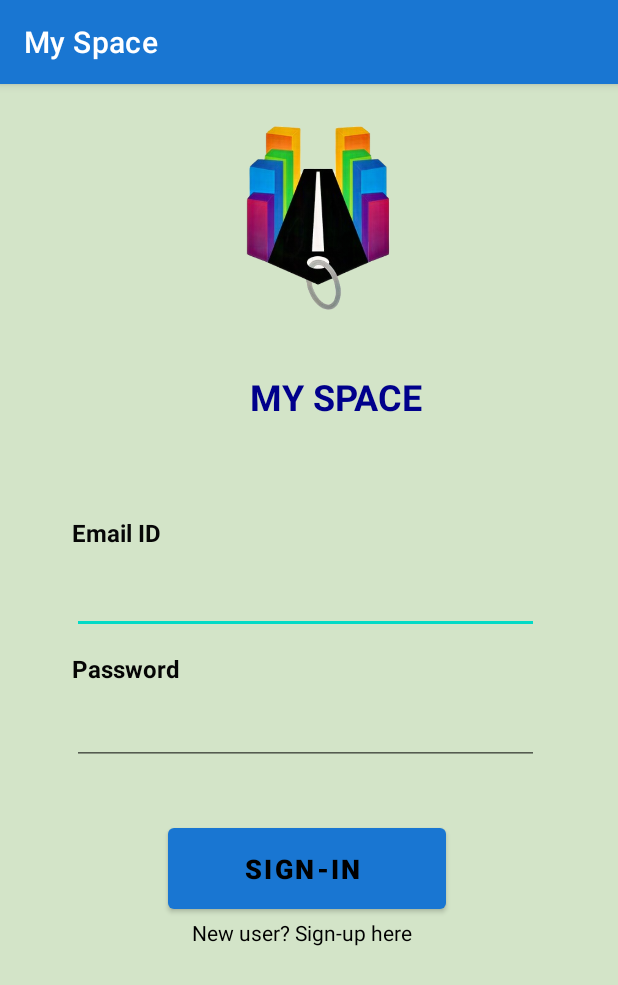
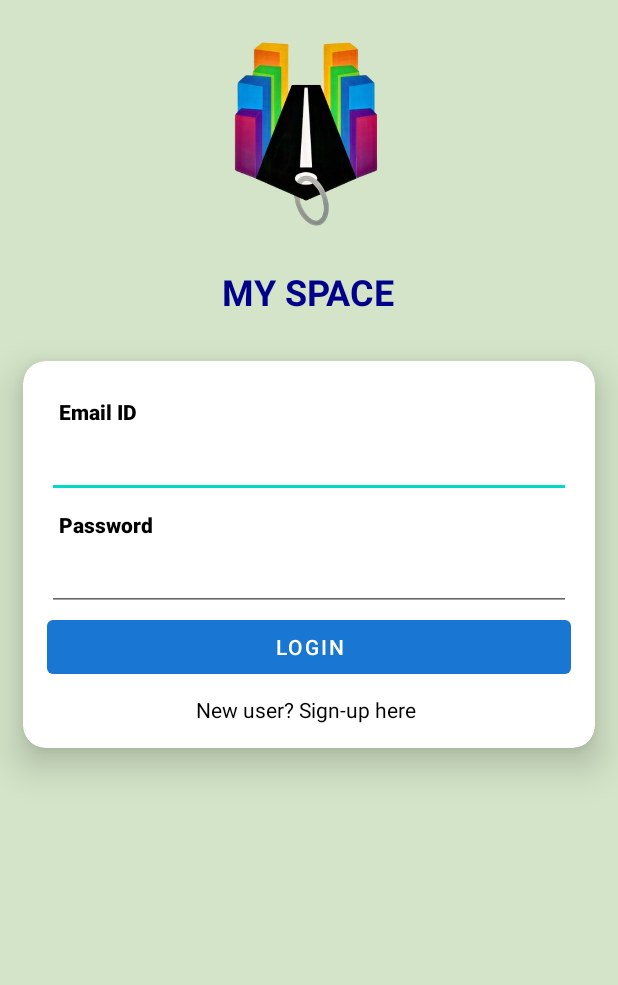
Before and after one commit to VrushaParikh/MySpaceVendor, an Android app: the screen it shows after launch (LoginActivity), on a phone screen of 412 x 824 dp. Shown: the top 985 px of the screen. Run offline under Robolectric (Android 15) with nearby library versions, the phone set to English and light mode, and no system bars.

Commit message:
Day -2 Login And Register Done.

```diff
--- a/app/src/main/java/com/example/myspace2/Network/Api.java
+++ b/app/src/main/java/com/example/myspace2/Network/Api.java
@@ -17,4 +17,15 @@ public interface Api {
     Call<ServerResponse> login(
             @Field("email") String email,
             @Field("password") String password);
+
+    @FormUrlEncoded
+    @POST(my_url + "register")
+    Call<ServerResponse> register(
+            @Field("fname") String fname,
+            @Field("email") String email,
+            @Field("category") String category,
+            @Field("dob") String dob,
+            @Field("phno") String phno,
+            @Field("pwd") String pwd,
+            @Field("ad_no") String ad_no);
 }
--- a/app/src/main/java/com/example/myspace2/ui/LoginActivity.java
+++ b/app/src/main/java/com/example/myspace2/ui/LoginActivity.java
@@ -45,16 +45,12 @@ public class LoginActivity extends AppCompatActivity {
     private void init() {
 
 
-
-        binding.button.setOnClickListener(new View.OnClickListener() {
-            @Override
-            public void onClick(View view) {
+        binding.login.setOnClickListener(view -> {
 
             email = binding.edtEmail.getText().toString().trim();
             password = binding.edtPwd.getText().toString().trim();
 
             Log.d(TAG, "init: " + binding.edtEmail.getText().toString().trim() + "----" + binding.edtPwd.getText().toString().trim());
-
 
 
             if (TextUtils.isEmpty(email) || TextUtils.isEmpty(password)) {
@@ -63,7 +59,6 @@ public class LoginActivity extends AppCompatActivity {
             }
 
             doLogin(email, password);
-            }
         });
 
 
@@ -92,13 +87,7 @@ public class LoginActivity extends AppCompatActivity {
 
     private void clickListener() {
 
-        binding.signup.setOnClickListener(new View.OnClickListener() {
-            @Override
-            public void onClick(View v) {
-
-                openActivity(RegistrationActivity.class);
-            }
-        });
+        binding.signup.setOnClickListener(v -> openActivity(RegistrationActivity.class));
     }
 
 
@@ -106,5 +95,5 @@ public class LoginActivity extends AppCompatActivity {
         Intent intent = new Intent(context, aclass);
         startActivity(intent);
     }
-//da82092aa93166b007c074cc7da738a27b81e4d7
+
 }
--- a/app/src/main/java/com/example/myspace2/utils/Config.java
+++ b/app/src/main/java/com/example/myspace2/utils/Config.java
@@ -7,8 +7,7 @@ public class Config {
 
     public static int user_id = -1;
 
-    //    public static String url = "http://192.168.0.104/";
-    public static String url = "http://192.168.43.61/myspace/api/";
+    public static String url = "http://192.168.137.1/myspace/api/";
 //    public static String imageUrl = url + "storage/";
 
     public static void showToast(Context context, String msg) {
--- a/app/src/main/res/layout/activity_login.xml
+++ b/app/src/main/res/layout/activity_login.xml
@@ -1,5 +1,5 @@
 <?xml version="1.0" encoding="utf-8"?>
-<androidx.constraintlayout.widget.ConstraintLayout xmlns:android="http://schemas.android.com/apk/res/android"
+<RelativeLayout xmlns:android="http://schemas.android.com/apk/res/android"
     xmlns:app="http://schemas.android.com/apk/res-auto"
     xmlns:tools="http://schemas.android.com/tools"
     android:layout_width="match_parent"
@@ -11,103 +11,103 @@
         android:id="@+id/imageView"
         android:layout_width="300dp"
         android:layout_height="200dp"
+        android:layout_centerHorizontal="true"
         android:layout_marginStart="64dp"
-        android:layout_marginLeft="64dp"
         android:layout_marginTop="4dp"
-        app:layout_constraintStart_toStartOf="parent"
-        app:layout_constraintTop_toTopOf="parent"
         app:srcCompat="@drawable/finalogo" />
+
 
     <TextView
         android:id="@+id/textView"
         android:layout_width="222dp"
         android:layout_height="61dp"
+        android:layout_below="@id/imageView"
+        android:layout_centerHorizontal="true"
+        android:layout_marginTop="-40dp"
         android:gravity="center"
         android:text="MY SPACE"
         android:textColor="#00008B"
         android:textSize="24sp"
-        android:textStyle="bold"
-        app:layout_constraintBottom_toBottomOf="parent"
-        app:layout_constraintHorizontal_bias="0.597"
-        app:layout_constraintLeft_toLeftOf="parent"
-        app:layout_constraintRight_toRightOf="parent"
-        app:layout_constraintTop_toTopOf="parent"
-        app:layout_constraintVertical_bias="0.252" />
+        android:textStyle="bold" />
+
+
+    <com.google.android.material.card.MaterialCardView
+        android:layout_width="match_parent"
+        android:layout_height="wrap_content"
+        android:layout_below="@id/textView"
+        android:layout_margin="15dp"
+        android:padding="8dp"
+        app:cardCornerRadius="15dp"
+        app:cardElevation="15dp">
+
+
+        <LinearLayout
+            android:layout_width="match_parent"
+            android:layout_height="wrap_content"
+            android:layout_margin="8dp"
+            android:orientation="vertical"
+            android:padding="8dp">
+
 
             <TextView
                 android:id="@+id/textView2"
-        android:layout_width="106dp"
-        android:layout_height="37dp"
-        android:layout_marginStart="48dp"
-        android:layout_marginLeft="48dp"
-        android:layout_marginTop="84dp"
+                android:layout_width="match_parent"
+                android:layout_height="wrap_content"
+                android:padding="8dp"
                 android:text="Email ID"
-        android:textColor="#070707"
-        android:textSize="16sp"
-        android:textStyle="bold"
-        app:layout_constraintStart_toStartOf="parent"
-        app:layout_constraintTop_toBottomOf="@+id/imageView" />
+                android:textAppearance="@style/TextAppearance.AppCompat.Body2"
+                android:textColor="@color/colorBlack"
+                android:textStyle="bold" />
+
 
             <EditText
                 android:id="@+id/edt_email"
-        android:layout_width="311dp"
-        android:layout_height="41dp"
-        android:layout_marginStart="48dp"
-        android:layout_marginLeft="48dp"
+                android:layout_width="match_parent"
+                android:layout_height="wrap_content"
                 android:ems="10"
                 android:inputType="textEmailAddress"
-        app:layout_constraintStart_toStartOf="parent"
-        app:layout_constraintTop_toBottomOf="@+id/textView2" />
+                android:textAppearance="@style/TextAppearance.AppCompat.Body2" />
+
 
             <TextView
                 android:id="@+id/textView3"
-        android:layout_width="145dp"
-        android:layout_height="34dp"
-        android:layout_marginStart="48dp"
-        android:layout_marginLeft="48dp"
-        android:layout_marginTop="12dp"
+                android:layout_width="match_parent"
+                android:layout_height="wrap_content"
+                android:padding="8dp"
                 android:text="Password"
-        android:textColor="#050505"
-        android:textSize="16dp"
-        android:textStyle="bold"
-        app:layout_constraintStart_toStartOf="parent"
-        app:layout_constraintTop_toBottomOf="@+id/edt_email" />
+                android:textAppearance="@style/TextAppearance.AppCompat.Body2"
+                android:textColor="@color/colorBlack"
+                android:textStyle="bold" />
+
 
             <EditText
                 android:id="@+id/edt_pwd"
-        android:layout_width="311dp"
-        android:layout_height="41dp"
-        android:layout_marginStart="48dp"
-        android:layout_marginLeft="48dp"
+                android:layout_width="match_parent"
+                android:layout_height="wrap_content"
                 android:ems="10"
                 android:inputType="textEmailAddress"
-        app:layout_constraintStart_toStartOf="parent"
-        app:layout_constraintTop_toBottomOf="@+id/textView3" />
+                android:textAppearance="@style/TextAppearance.AppCompat.Body2" />
+
 
             <Button
-        android:id="@+id/button"
-        android:layout_width="185dp"
-        android:layout_height="66dp"
+                android:id="@+id/login"
+                style="@style/Widget.MaterialComponents.Button.UnelevatedButton"
+                android:layout_width="match_parent"
+                android:layout_height="wrap_content"
+                android:text="Login" />
 
-        android:layout_marginStart="112dp"
-        android:layout_marginLeft="112dp"
-        android:layout_marginTop="36dp"
-        android:text="SIGN-IN "
-        android:textColor="#000000"
-        android:textSize="18sp"
-        android:textStyle="bold"
-        app:layout_constraintStart_toStartOf="parent"
-        app:layout_constraintTop_toBottomOf="@+id/edt_pwd" />
 
             <TextView
                 android:id="@+id/signup"
                 android:layout_width="wrap_content"
                 android:layout_height="wrap_content"
-        android:layout_marginStart="128dp"
-        android:layout_marginLeft="128dp"
+                android:layout_gravity="center"
+                android:layout_marginTop="8dp"
                 android:text="New user? Sign-up here "
-        android:textColor="#000000"
-        app:layout_constraintStart_toStartOf="parent"
-        app:layout_constraintTop_toBottomOf="@+id/button" />
+                android:textColor="@color/colorBlack" />
 
-</androidx.constraintlayout.widget.ConstraintLayout>
+        </LinearLayout>
+
+
+    </com.google.android.material.card.MaterialCardView>
+</RelativeLayout>
--- a/app/src/main/res/values-night/themes.xml
+++ b/app/src/main/res/values-night/themes.xml
@@ -1,6 +1,6 @@
 <resources xmlns:tools="http://schemas.android.com/tools">
     <!-- Base application theme. -->
-    <style name="Theme.MySpace2" parent="Theme.MaterialComponents.DayNight.DarkActionBar">
+    <style name="Theme.MySpace2" parent="Theme.MaterialComponents.DayNight.NoActionBar">
         <item name="colorPrimary">@color/colorPrimary</item>
         <item name="colorPrimaryDark">@color/colorPrimaryDark</item>
         <item name="colorPrimaryVariant">@color/colorPrimaryDark</item>
--- a/app/src/main/res/values/colors.xml
+++ b/app/src/main/res/values/colors.xml
@@ -10,5 +10,6 @@
     <color name="colorBlack">#000000</color>
     <color name="colorRed">#B00020</color>
     <color name="colorAccent">#03DAC6</color>
+    <color name="colorMainTheme">#D3E4C8</color>
 
 </resources>
--- a/app/src/main/res/values/themes.xml
+++ b/app/src/main/res/values/themes.xml
@@ -1,6 +1,6 @@
 <resources xmlns:tools="http://schemas.android.com/tools">
     <!-- Base application theme. -->
-    <style name="Theme.MySpace2" parent="Theme.MaterialComponents.DayNight.DarkActionBar">
+    <style name="Theme.MySpace2" parent="Theme.MaterialComponents.DayNight.NoActionBar">
         <item name="colorPrimary">@color/colorPrimary</item>
         <item name="colorPrimaryDark">@color/colorPrimaryDark</item>
         <item name="colorPrimaryVariant">@color/colorPrimaryDark</item>
```
Also changed, not shown: app/src/main/java/com/example/myspace2/ui/RegistrationActivity.java (+84 -0 lines), app/src/main/res/drawable/rounded.xml (added, +9 -0 lines), app/src/main/res/layout/activity_register.xml (+7 -9 lines), app/src/main/res/layout/toolbar.xml (added, +9 -0 lines). Lines whose indentation alone changed are shown as unchanged.
